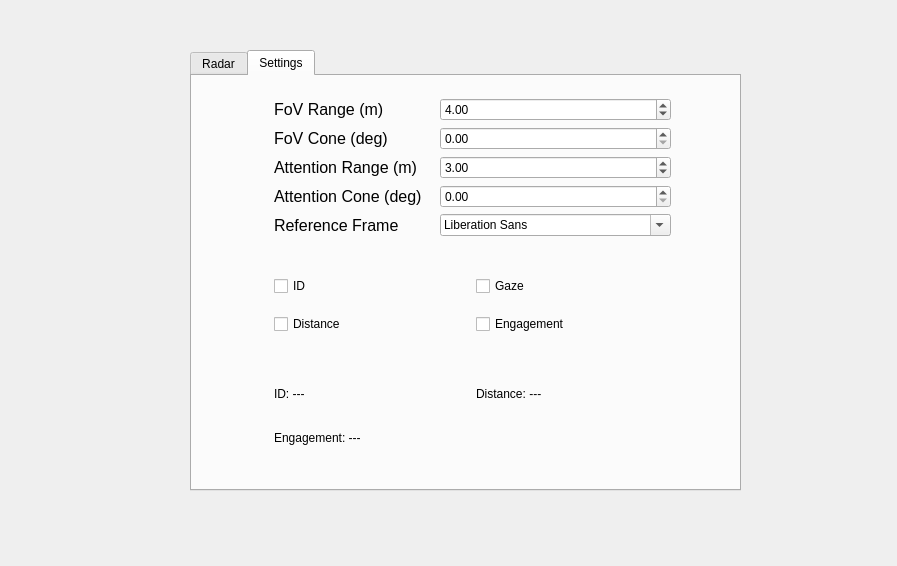
First picture: the form in resource/radar_tabs.ui, repository ros4hri/rqt_hri_radar, before the edit.
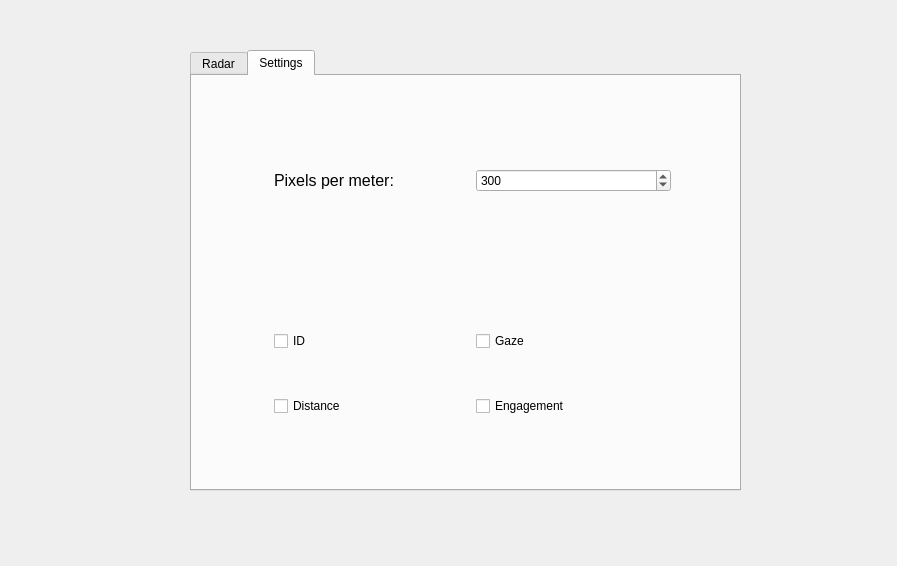
Second picture: the form after the edit.

Commit message: removed any reference to attention/fov cones

Patch:
```diff
--- a/resource/radar_tabs.ui
+++ b/resource/radar_tabs.ui
@@ -96,100 +96,6 @@
       <item>
        <widget class="QWidget" name="gridWidget" native="true">
         <layout class="QGridLayout" name="gridLayout">
-         <item row="2" column="1">
-          <widget class="QDoubleSpinBox" name="attentionRangeM">
-           <property name="accessibleName">
-            <string>aaaaaa</string>
-           </property>
-           <property name="maximum">
-            <double>10.000000000000000</double>
-           </property>
-           <property name="value">
-            <double>3.000000000000000</double>
-           </property>
-          </widget>
-         </item>
-         <item row="3" column="1">
-          <widget class="QDoubleSpinBox" name="attentionConeDeg">
-           <property name="accessibleName">
-            <string>aaaaaa</string>
-           </property>
-           <property name="maximum">
-            <double>180.000000000000000</double>
-           </property>
-          </widget>
-         </item>
-         <item row="4" column="1">
-          <widget class="QFontComboBox" name="referenceFrameBox"/>
-         </item>
-         <item row="0" column="1">
-          <widget class="QDoubleSpinBox" name="fovRangeM">
-           <property name="maximum">
-            <double>10.000000000000000</double>
-           </property>
-           <property name="value">
-            <double>4.000000000000000</double>
-           </property>
-          </widget>
-         </item>
-         <item row="4" column="0">
-          <widget class="QLabel" name="referenceFrameLabel">
-           <property name="font">
-            <font>
-             <pointsize>12</pointsize>
-            </font>
-           </property>
-           <property name="text">
-            <string>Reference Frame</string>
-           </property>
-          </widget>
-         </item>
-         <item row="3" column="0">
-          <widget class="QLabel" name="attentionConeLabel">
-           <property name="font">
-            <font>
-             <pointsize>12</pointsize>
-            </font>
-           </property>
-           <property name="text">
-            <string>Attention Cone (deg)</string>
-           </property>
-          </widget>
-         </item>
-         <item row="2" column="0">
-          <widget class="QLabel" name="attentionRangeLabel">
-           <property name="font">
-            <font>
-             <pointsize>12</pointsize>
-            </font>
-           </property>
-           <property name="text">
-            <string>Attention Range (m)</string>
-           </property>
-          </widget>
-         </item>
-         <item row="1" column="1">
-          <widget class="QDoubleSpinBox" name="fovConeDeg">
-           <property name="accessibleName">
-            <string>aaaaaa</string>
-           </property>
-           <property name="maximum">
-            <double>180.000000000000000</double>
-           </property>
-          </widget>
-         </item>
-         <item row="1" column="0">
-          <widget class="QLabel" name="fovConeLabel">
-           <property name="font">
-            <font>
-             <pointsize>12</pointsize>
-            </font>
-           </property>
-           <property name="text">
-            <string>FoV Cone (deg)</string>
-           </property>
-          </widget>
-         </item>
          <item row="0" column="0">
           <widget class="QLabel" name="fovRangeLabel">
            <property name="font">
@@ -198,7 +104,23 @@
             </font>
            </property>
            <property name="text">
-            <string>FoV Range (m)</string>
+            <string>Pixels per meter:</string>
+           </property>
+          </widget>
+         </item>
+         <item row="0" column="1">
+          <widget class="QSpinBox" name="ppmSpinBox">
+           <property name="minimum">
+            <number>50</number>
+           </property>
+           <property name="maximum">
+            <number>600</number>
+           </property>
+           <property name="singleStep">
+            <number>10</number>
+           </property>
+           <property name="value">
+            <number>300</number>
            </property>
           </widget>
          </item>
@@ -239,33 +161,6 @@
         </layout>
        </widget>
       </item>
-      <item>
-       <widget class="QWidget" name="gridWidget_3" native="true">
-        <layout class="QGridLayout" name="gridLayout_3">
-         <item row="1" column="0">
-          <widget class="QLabel" name="label_3">
-           <property name="text">
-            <string>Engagement: ---</string>
-           </property>
-          </widget>
-         </item>
-         <item row="0" column="0">
-          <widget class="QLabel" name="label">
-           <property name="text">
-            <string>ID: ---</string>
-           </property>
-          </widget>
-         </item>
-         <item row="0" column="1">
-          <widget class="QLabel" name="label_2">
-           <property name="text">
-            <string>Distance: ---</string>
-           </property>
-          </widget>
-         </item>
-        </layout>
-       </widget>
-      </item>
      </layout>
     </widget>
    </widget>
```
Left out of the diff: 2 changed lines with no effect on the pictures. The commit also changes 2 other files.
